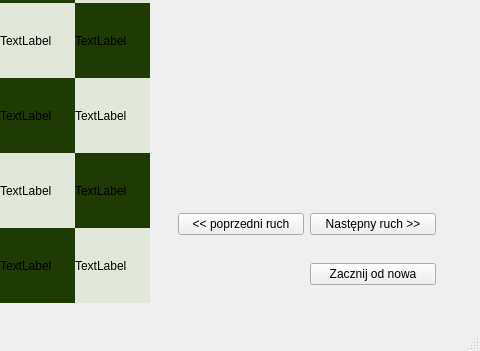
The window that ChessAppQt/ChessAppQt.ui (xDepcio/chess-cpp) describes before a commit, drawn with Qt 5; both pictures show x 472 to 952 and y 340 to 691 of the 952 by 691 pixel window.
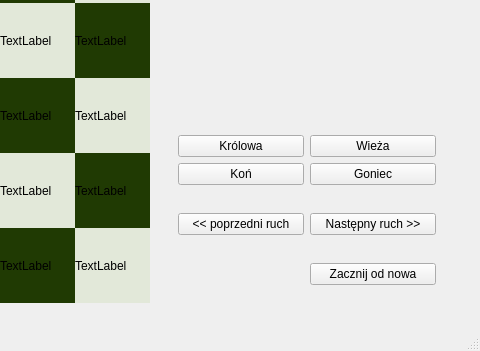
The same window after the commit. The open tabs and pages were chosen to show the change. Custom widgets are drawn as their Qt base class.

Commit message: Implemented pawns promotions with support in MovesTracker

```diff
--- a/ChessAppQt/ChessAppQt.ui
+++ b/ChessAppQt/ChessAppQt.ui
@@ -2229,6 +2229,40 @@
              </property>
             </spacer>
            </item>
+           <item>
+            <widget class="QWidget" name="promotionWidget" native="true">
+             <layout class="QGridLayout" name="gridLayout">
+              <item row="0" column="0">
+               <widget class="QPushButton" name="promotionQueenBtn">
+                <property name="text">
+                 <string>Królowa</string>
+                </property>
+               </widget>
+              </item>
+              <item row="0" column="1">
+               <widget class="QPushButton" name="promotionRookBtn">
+                <property name="text">
+                 <string>Wieża</string>
+                </property>
+               </widget>
+              </item>
+              <item row="1" column="0">
+               <widget class="QPushButton" name="promotionKnightBtn">
+                <property name="text">
+                 <string>Koń</string>
+                </property>
+               </widget>
+              </item>
+              <item row="1" column="1">
+               <widget class="QPushButton" name="promotionBishopBtn">
+                <property name="text">
+                 <string>Goniec</string>
+                </property>
+               </widget>
+              </item>
+             </layout>
+            </widget>
+           </item>
            <item>
             <widget class="QWidget" name="widget_3" native="true">
              <layout class="QHBoxLayout" name="horizontalLayout_11">
```
The commit also changes 14 other files.
